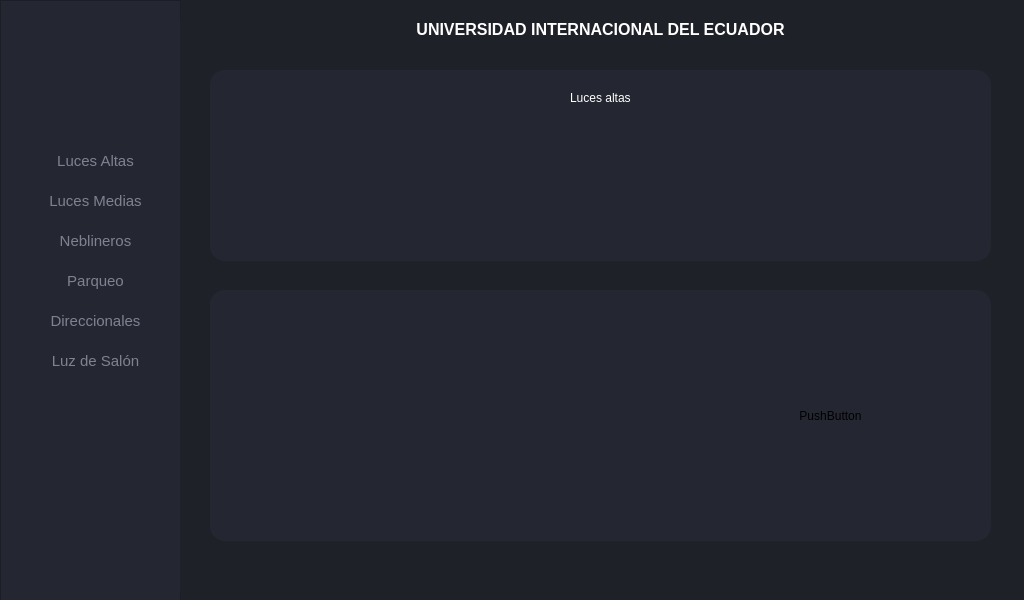
Above: MainPage.ui from Cazv246/-LightningSystemR before the change. Below: the same form after it.
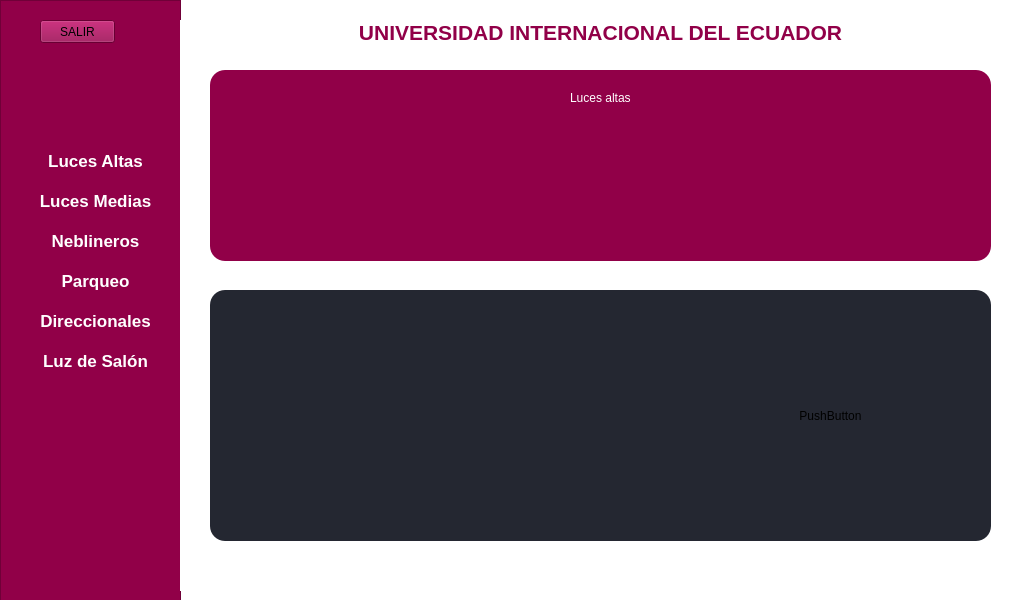
That is the form after the change. Icons and pictures are not drawn.

Commit message: added splash and full screen

```diff
--- a/MainPage.ui
+++ b/MainPage.ui
@@ -26,7 +26,8 @@
    <string>Dialog</string>
   </property>
   <property name="styleSheet">
-   <string notr="true">background-color: rgb(31, 33, 40);</string>
+   <string notr="true">
+background-color: rgb(255, 255, 255);</string>
   </property>
   <widget class="QFrame" name="menuLateral">
    <property name="geometry">
@@ -53,7 +54,9 @@
     <enum>Qt::LeftToRight</enum>
    </property>
    <property name="styleSheet">
-    <string notr="true">background-color: rgb(36, 39, 49);</string>
+    <string notr="true">background-color: rgb(145, 0, 72);
+
+</string>
    </property>
    <property name="frameShape">
     <enum>QFrame::StyledPanel</enum>
@@ -85,24 +88,30 @@
     <property name="font">
      <font>
       <family>Arial</family>
-      <pointsize>11</pointsize>
-      <weight>50</weight>
+      <pointsize>13</pointsize>
+      <weight>75</weight>
       <italic>false</italic>
-      <bold>false</bold>
+      <bold>true</bold>
      </font>
     </property>
     <property name="styleSheet">
      <string notr="true">QPushButton{
-background-color: rgb(36, 39, 49);
+background-color: rgb(145, 0, 72);
 border-top-left-radius: 15px;
 border-bottom-left-radius: 15px;
-	color: rgb(128, 129, 145);
-	
+	color: rgb(255, 255, 255);
+
 }
 
 QPushButton:hover:!pressed{
-background-color: rgb(31, 33, 40);
-color: rgb(255, 255, 255);
+
+	background-color: rgb(208, 163, 47);
+	color: rgb(145, 0, 72);
+}
+
+QPushButton:pressed
+{
+background-color: rgb(31, 33, 40);     
 }</string>
     </property>
     <property name="text">
@@ -139,24 +148,30 @@
     <property name="font">
      <font>
       <family>Arial</family>
-      <pointsize>11</pointsize>
-      <weight>50</weight>
+      <pointsize>13</pointsize>
+      <weight>75</weight>
       <italic>false</italic>
-      <bold>false</bold>
+      <bold>true</bold>
      </font>
     </property>
     <property name="styleSheet">
      <string notr="true">QPushButton{
-background-color: rgb(36, 39, 49);
+background-color: rgb(145, 0, 72);
 border-top-left-radius: 15px;
 border-bottom-left-radius: 15px;
-	color: rgb(128, 129, 145);
-	
+	color: rgb(255, 255, 255);
+
 }
 
 QPushButton:hover:!pressed{
-background-color: rgb(31, 33, 40);
-color: rgb(255, 255, 255);
+
+	background-color: rgb(208, 163, 47);
+	color: rgb(145, 0, 72);
+}
+
+QPushButton:pressed
+{
+background-color: rgb(31, 33, 40);     
 }</string>
     </property>
     <property name="text">
@@ -193,24 +208,30 @@
     <property name="font">
      <font>
       <family>Arial</family>
-      <pointsize>11</pointsize>
-      <weight>50</weight>
+      <pointsize>13</pointsize>
+      <weight>75</weight>
       <italic>false</italic>
-      <bold>false</bold>
+      <bold>true</bold>
      </font>
     </property>
     <property name="styleSheet">
      <string notr="true">QPushButton{
-background-color: rgb(36, 39, 49);
+background-color: rgb(145, 0, 72);
 border-top-left-radius: 15px;
 border-bottom-left-radius: 15px;
-	color: rgb(128, 129, 145);
-	
+	color: rgb(255, 255, 255);
+
 }
 
 QPushButton:hover:!pressed{
-background-color: rgb(31, 33, 40);
-color: rgb(255, 255, 255);
+
+	background-color: rgb(208, 163, 47);
+	color: rgb(145, 0, 72);
+}
+
+QPushButton:pressed
+{
+background-color: rgb(31, 33, 40);     
 }</string>
     </property>
     <property name="text">
@@ -247,24 +268,30 @@
     <property name="font">
      <font>
       <family>Arial</family>
-      <pointsize>11</pointsize>
-      <weight>50</weight>
+      <pointsize>13</pointsize>
+      <weight>75</weight>
       <italic>false</italic>
-      <bold>false</bold>
+      <bold>true</bold>
      </font>
     </property>
     <property name="styleSheet">
      <string notr="true">QPushButton{
-background-color: rgb(36, 39, 49);
+background-color: rgb(145, 0, 72);
 border-top-left-radius: 15px;
 border-bottom-left-radius: 15px;
-	color: rgb(128, 129, 145);
-	
+	color: rgb(255, 255, 255);
+
 }
 
 QPushButton:hover:!pressed{
-background-color: rgb(31, 33, 40);
-color: rgb(255, 255, 255);
+
+	background-color: rgb(208, 163, 47);
+	color: rgb(145, 0, 72);
+}
+
+QPushButton:pressed
+{
+background-color: rgb(31, 33, 40);     
 }</string>
     </property>
     <property name="text">
@@ -301,18 +328,18 @@
     <property name="font">
      <font>
       <family>Arial</family>
-      <pointsize>11</pointsize>
-      <weight>50</weight>
+      <pointsize>13</pointsize>
+      <weight>75</weight>
       <italic>false</italic>
-      <bold>false</bold>
+      <bold>true</bold>
      </font>
     </property>
     <property name="styleSheet">
      <string notr="true">QPushButton{
-background-color: rgb(36, 39, 49);
+background-color: rgb(145, 0, 72);
 border-top-left-radius: 15px;
 border-bottom-left-radius: 15px;
-color: rgb(128, 129, 145);
+	color: rgb(255, 255, 255);
 
 }
 
@@ -360,24 +387,30 @@
     <property name="font">
      <font>
       <family>Arial</family>
-      <pointsize>11</pointsize>
-      <weight>50</weight>
+      <pointsize>13</pointsize>
+      <weight>75</weight>
       <italic>false</italic>
-      <bold>false</bold>
+      <bold>true</bold>
      </font>
     </property>
     <property name="styleSheet">
      <string notr="true">QPushButton{
-background-color: rgb(36, 39, 49);
+background-color: rgb(145, 0, 72);
 border-top-left-radius: 15px;
 border-bottom-left-radius: 15px;
-	color: rgb(128, 129, 145);
-	
+	color: rgb(255, 255, 255);
+
 }
 
 QPushButton:hover:!pressed{
-background-color: rgb(31, 33, 40);
-color: rgb(255, 255, 255);
+
+	background-color: rgb(208, 163, 47);
+	color: rgb(145, 0, 72);
+}
+
+QPushButton:pressed
+{
+background-color: rgb(31, 33, 40);     
 }</string>
     </property>
     <property name="text">
@@ -390,6 +423,19 @@
      </size>
     </property>
    </widget>
+   <widget class="QPushButton" name="btnCerrar">
+    <property name="geometry">
+     <rect>
+      <x>40</x>
+      <y>20</y>
+      <width>75</width>
+      <height>23</height>
+     </rect>
+    </property>
+    <property name="text">
+     <string>SALIR</string>
+    </property>
+   </widget>
   </widget>
   <widget class="QLabel" name="label">
    <property name="geometry">
@@ -409,13 +455,13 @@
    <property name="font">
     <font>
      <family>Arial</family>
-     <pointsize>12</pointsize>
+     <pointsize>16</pointsize>
      <weight>75</weight>
      <bold>true</bold>
     </font>
    </property>
    <property name="styleSheet">
-    <string notr="true">color: rgb(255, 255, 255);</string>
+    <string notr="true">color: rgb(145, 0, 72);</string>
    </property>
    <property name="text">
     <string>UNIVERSIDAD INTERNACIONAL DEL ECUADOR</string>
@@ -462,7 +508,7 @@
       </rect>
      </property>
      <property name="styleSheet">
-      <string notr="true">background-color: rgb(36, 39, 49);
+      <string notr="true">background-color: rgb(145, 0, 72);
 border-radius: 15px;</string>
      </property>
      <property name="frameShape">
```
Left out of the diff: 5 changed lines with no effect on the pictures. The commit also changes 2 other files.
